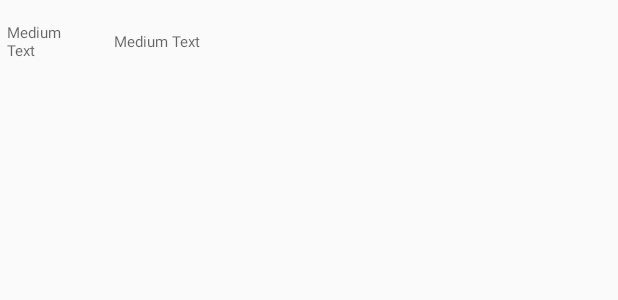
After one commit to junkuvo/AlertAppToWalkSafely, an Android app: the layout list_item_layout.xml on its own in the app's theme, with its tools: preview values and no code run, on a phone screen of 412 x 824 dp. The commit adds this screen. Shown: the top 300 px of the screen. Run offline under Robolectric (Android 15) with nearby library versions, the phone set to English and light mode, and no system bars.

Commit message:
機能追加
・List表示
・Jsonデータのパース追記

```diff
--- /dev/null
+++ b/WebAPIAccessApp/app/src/main/res/layout/list_item_layout.xml
@@ -0,0 +1,120 @@
+<?xml version="1.0" encoding="utf-8"?>
+<LinearLayout xmlns:android="http://schemas.android.com/apk/res/android"
+              android:layout_width="match_parent"
+              android:layout_height="wrap_content"
+              android:orientation="vertical"
+              android:id="@+id/lnlListItem"
+    >
+
+    <TextView
+        android:layout_width="wrap_content"
+        android:layout_height="match_parent"
+        android:visibility="gone"
+        android:id="@+id/txtPastDataHeader"
+        android:focusable="false"
+        android:textSize="13dp"
+        android:textStyle="bold"/>
+
+    <TextView
+        android:layout_width="wrap_content"
+        android:layout_height="match_parent"
+        android:text=""
+        android:visibility="gone"
+        android:id="@+id/txtDate"
+        android:focusable="false"
+        android:textSize="13dp"
+        android:textStyle="bold"/>
+
+    <LinearLayout
+        android:layout_width="match_parent"
+        android:layout_height="55dp"
+        android:orientation="horizontal"
+        >
+
+        <LinearLayout
+            android:layout_width="match_parent"
+            android:layout_height="55dp"
+            android:orientation="horizontal"
+            android:layout_weight="1"
+            >
+
+            <LinearLayout
+                android:orientation="vertical"
+                android:layout_width="30pt"
+                android:id="@+id/lnlLeftPart"
+                android:layout_height="wrap_content"
+                android:layout_gravity="center">
+
+                <TextView
+                    android:layout_width="wrap_content"
+                    android:layout_height="wrap_content"
+                    android:textAppearance="?android:attr/textAppearanceMedium"
+                    android:text="Medium Text"
+                    android:paddingLeft="2pt"
+                    android:paddingRight="2pt"
+                    android:id="@+id/txtTime"
+                    android:textSize="10dp"
+                    android:layout_gravity="center_horizontal|bottom"/>
+
+            </LinearLayout>
+
+            <TextView
+                android:layout_width="wrap_content"
+                android:layout_height="match_parent"
+                android:textAppearance="?android:attr/textAppearanceMedium"
+                android:paddingLeft="2pt"
+                android:layout_marginTop="2pt"
+                android:layout_marginBottom="2pt"
+                android:id="@+id/separator"/>
+
+
+            <TextView
+                android:layout_width="match_parent"
+                android:layout_height="wrap_content"
+                android:textAppearance="?android:attr/textAppearanceMedium"
+                android:text="Medium Text"
+                android:paddingLeft="2pt"
+                android:paddingRight="2pt"
+                android:id="@+id/txtTitle"
+                android:ellipsize="end"
+                android:maxLines="3"
+                android:scrollHorizontally="true"
+                android:layout_gravity="center_vertical"
+                android:textSize="10dp"/>
+        </LinearLayout>
+
+        <LinearLayout
+            android:layout_width="match_parent"
+            android:layout_height="55dp"
+            android:orientation="horizontal"
+            android:layout_weight="1"
+
+            >
+
+            <FrameLayout
+                android:layout_width="match_parent"
+                android:layout_height="match_parent">
+
+                <LinearLayout
+                    android:layout_width="wrap_content"
+                    android:layout_height="wrap_content"
+                    android:layout_gravity="right"
+                    android:gravity="right"
+                    android:orientation="horizontal" >
+
+                    <ImageView
+                        android:layout_width="wrap_content"
+                        android:layout_height="wrap_content"
+                        android:layout_gravity="right"
+                        android:paddingLeft="120dp"
+                        android:id="@+id/imgWatched"
+                        android:visibility="gone"
+                        android:contentDescription=""/>
+
+                </LinearLayout>
+            </FrameLayout>
+
+        </LinearLayout>
+    </LinearLayout>
+
+</LinearLayout>
--- a/WebAPIAccessApp/app/src/main/res/values/connection_config.xml
+++ b/WebAPIAccessApp/app/src/main/res/values/connection_config.xml
@@ -1,7 +1,12 @@
 <?xml version="1.0" encoding="utf-8"?>
 <resources>
+    <!--https://api.github.com/users/mralexgray/repos-->
     <string name="protocol">https</string>
     <string name="domain">api.github.com</string>
     <string name="URI">users/mralexgray/repos</string>
 
+    <!--http://jsonplaceholder.typicode.com/posts/1-->
+    <!--<string name="protocol">http</string>-->
+    <!--<string name="domain">jsonplaceholder.typicode.com</string>-->
+    <!--<string name="URI">posts/1</string>-->
 </resources>
```
Also changed, not shown: WebAPIAccessApp/app/src/main/java/webapi_access/junkuvo/webapiaccessapp/HttpRequestExecution.java (+5 -27 lines), WebAPIAccessApp/app/src/main/java/webapi_access/junkuvo/webapiaccessapp/ListItemAdapter.java (added, +50 -0 lines), WebAPIAccessApp/app/src/main/java/webapi_access/junkuvo/webapiaccessapp/MainActivity.java (+57 -7 lines), WebAPIAccessApp/app/src/main/res/layout/activity_main.xml (+7 -4 lines).
